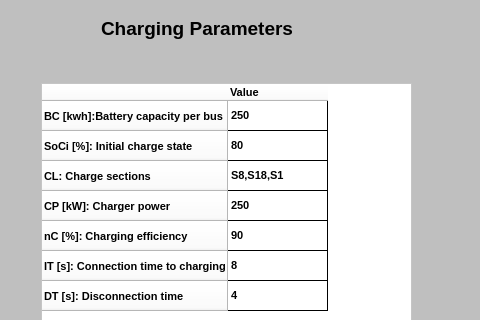
This is UI/InterfaceDynamic.ui in Potter-Gryffindor/Proyecto-Final as Qt 5 draws it before an edit; both pictures show x 81 to 561 and y 82 to 402 of the 967 by 686 pixel window. The edited form follows.
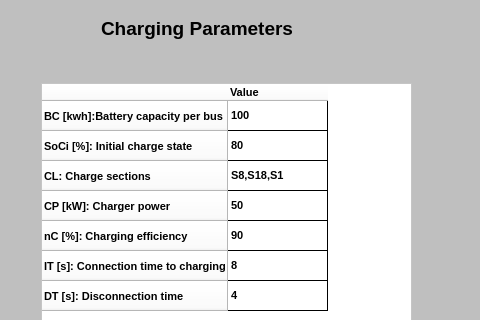
This is the edited form. Icons and pictures are not drawn.

The edit to the form file:
```diff
--- a/UI/InterfaceDynamic.ui
+++ b/UI/InterfaceDynamic.ui
@@ -1126,7 +1126,7 @@
       </column>
       <item row="0" column="0">
        <property name="text">
-        <string>250</string>
+        <string>100</string>
        </property>
        <property name="font">
         <font>
@@ -1165,7 +1165,7 @@
       </item>
       <item row="3" column="0">
        <property name="text">
-        <string>250</string>
+        <string>50</string>
        </property>
        <property name="font">
         <font>
```
